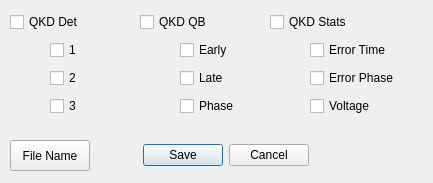
FermilabQuantumNetwork/QKD_GUI, file source/save_dialog.ui: the form before one commit.
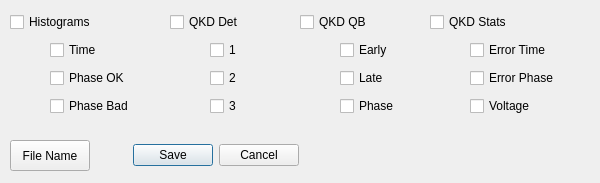
The form after the commit.

Commit message:
can now save snapshot of histograms like other plots
- adds UI elements

Diff of the .ui file:
```diff
--- a/source/save_dialog.ui
+++ b/source/save_dialog.ui
@@ -6,7 +6,7 @@
    <rect>
     <x>0</x>
     <y>0</y>
-    <width>433</width>
+    <width>600</width>
     <height>183</height>
    </rect>
   </property>
@@ -16,7 +16,7 @@
   <widget class="QWidget" name="verticalLayoutWidget">
    <property name="geometry">
     <rect>
-     <x>10</x>
+     <x>170</x>
      <y>10</y>
      <width>111</width>
      <height>111</height>
@@ -116,9 +116,9 @@
   <widget class="QWidget" name="verticalLayoutWidget_3">
    <property name="geometry">
     <rect>
-     <x>270</x>
+     <x>430</x>
      <y>10</y>
-     <width>151</width>
+     <width>164</width>
      <height>111</height>
     </rect>
    </property>
@@ -216,7 +216,7 @@
   <widget class="QWidget" name="verticalLayoutWidget_2">
    <property name="geometry">
     <rect>
-     <x>140</x>
+     <x>300</x>
      <y>10</y>
      <width>111</width>
      <height>111</height>
@@ -316,7 +316,7 @@
   <widget class="QDialogButtonBox" name="buttonBox">
    <property name="geometry">
     <rect>
-     <x>140</x>
+     <x>130</x>
      <y>140</y>
      <width>171</width>
      <height>31</height>
@@ -345,6 +345,106 @@
     <string>File Name</string>
    </property>
   </widget>
+  <widget class="QWidget" name="verticalLayoutWidget_4">
+   <property name="geometry">
+    <rect>
+     <x>10</x>
+     <y>10</y>
+     <width>141</width>
+     <height>111</height>
+    </rect>
+   </property>
+   <layout class="QVBoxLayout" name="verticalLayout_4">
+    <item>
+     <widget class="QCheckBox" name="checkBox_hists">
+      <property name="text">
+       <string>Histograms</string>
+      </property>
+     </widget>
+    </item>
+    <item>
+     <layout class="QHBoxLayout" name="horizontalLayout_3">
+      <item>
+       <spacer name="horizontalSpacer_10">
+        <property name="orientation">
+         <enum>Qt::Horizontal</enum>
+        </property>
+        <property name="sizeType">
+         <enum>QSizePolicy::Maximum</enum>
+        </property>
+        <property name="sizeHint" stdset="0">
+         <size>
+          <width>40</width>
+          <height>20</height>
+         </size>
+        </property>
+       </spacer>
+      </item>
+      <item>
+       <widget class="QCheckBox" name="checkBox_hist_time">
+        <property name="text">
+         <string>Time</string>
+        </property>
+       </widget>
+      </item>
+     </layout>
+    </item>
+    <item>
+     <layout class="QHBoxLayout" name="horizontalLayout_12">
+      <item>
+       <spacer name="horizontalSpacer_11">
+        <property name="orientation">
+         <enum>Qt::Horizontal</enum>
+        </property>
+        <property name="sizeType">
+         <enum>QSizePolicy::Maximum</enum>
+        </property>
+        <property name="sizeHint" stdset="0">
+         <size>
+          <width>40</width>
+          <height>20</height>
+         </size>
+        </property>
+       </spacer>
+      </item>
+      <item>
+       <widget class="QCheckBox" name="checkBox_hist_phase_ok">
+        <property name="text">
+         <string>Phase OK</string>
+        </property>
+       </widget>
+      </item>
+     </layout>
+    </item>
+    <item>
+     <layout class="QHBoxLayout" name="horizontalLayout_13">
+      <item>
+       <spacer name="horizontalSpacer_12">
+        <property name="orientation">
+         <enum>Qt::Horizontal</enum>
+        </property>
+        <property name="sizeType">
+         <enum>QSizePolicy::Maximum</enum>
+        </property>
+        <property name="sizeHint" stdset="0">
+         <size>
+          <width>40</width>
+          <height>20</height>
+         </size>
+        </property>
+       </spacer>
+      </item>
+      <item>
+       <widget class="QCheckBox" name="checkBox_hist_phase_bad">
+        <property name="text">
+         <string>Phase Bad</string>
+        </property>
+       </widget>
+      </item>
+     </layout>
+    </item>
+   </layout>
+  </widget>
  </widget>
  <resources/>
  <connections/>
```
The commit also changes 7 other files.
